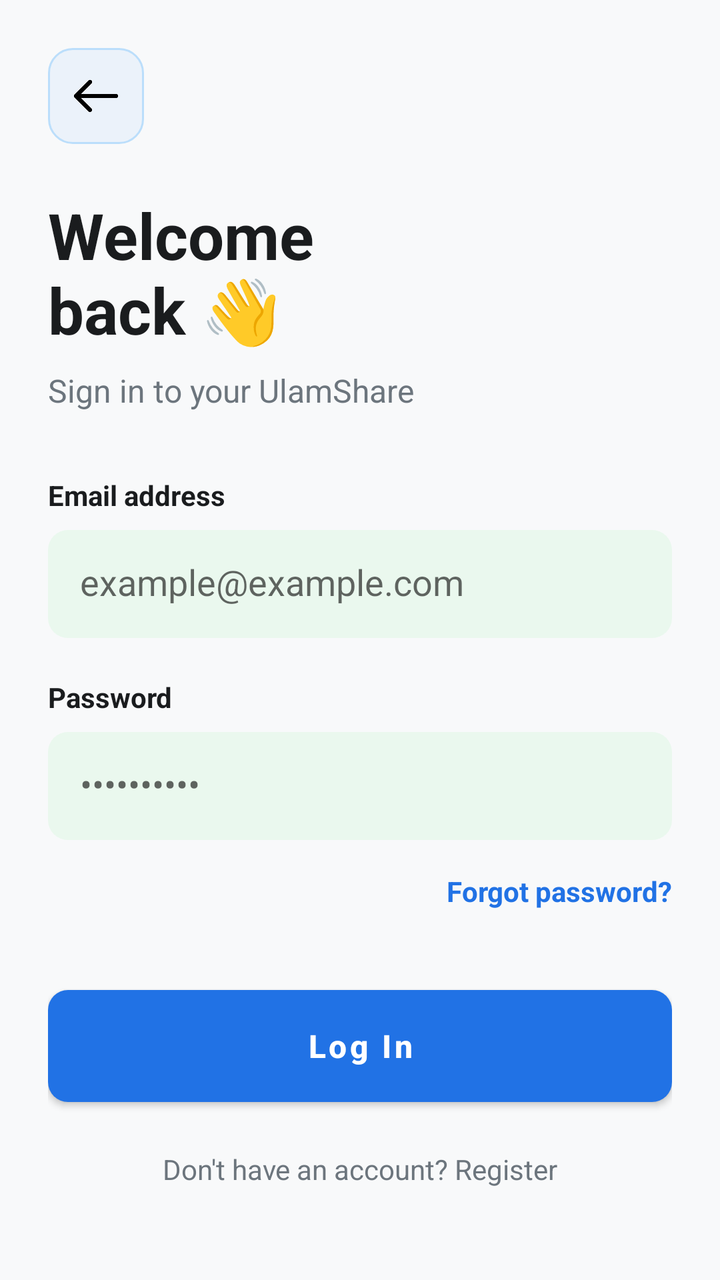
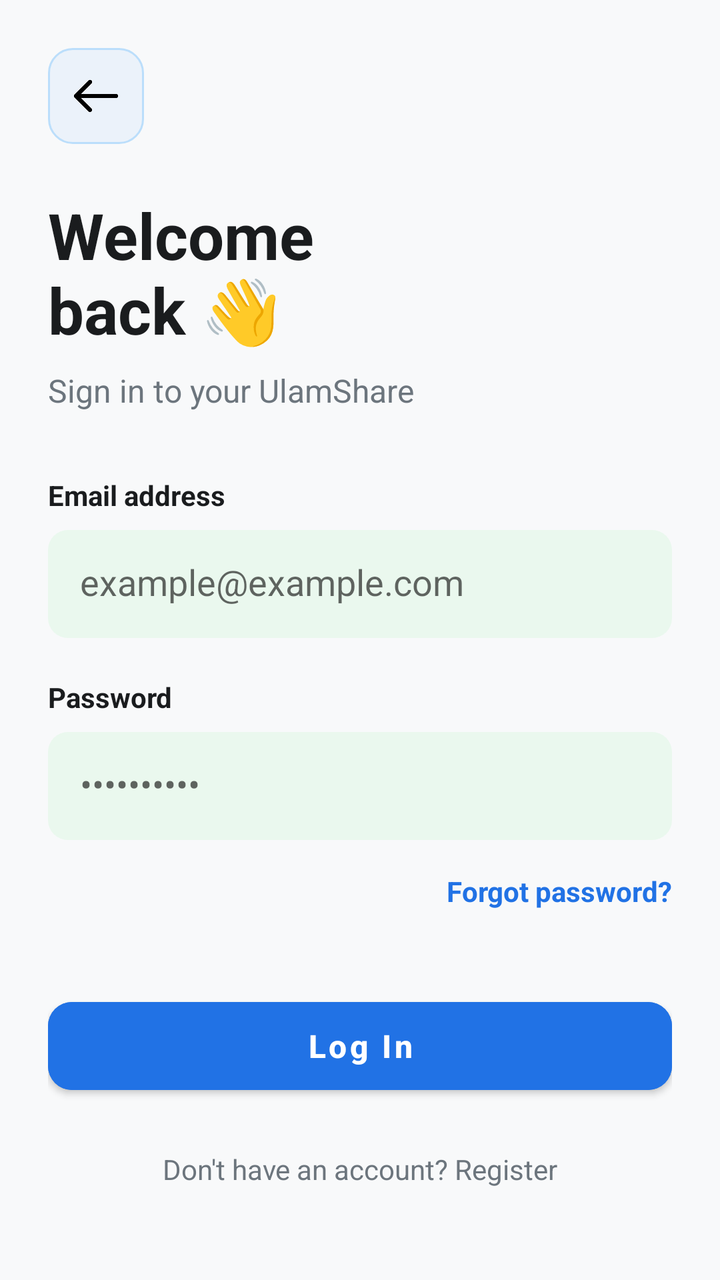

Compare the two renders of this Android layout. The source of the first and the diff that turns it into the second are given below.
<!-- AndroidManifest.xml: application theme Theme.UlamShare -->
<!-- res/layout/activity_login.xml -->
<?xml version="1.0" encoding="utf-8"?>
<androidx.constraintlayout.widget.ConstraintLayout xmlns:android="http://schemas.android.com/apk/res/android"
    xmlns:app="http://schemas.android.com/apk/res-auto"
    android:layout_width="match_parent"
    android:layout_height="match_parent"
    android:background="#F8F9FA"
    android:padding="24dp">

    <ImageButton
        android:id="@+id/btnBack"
        android:layout_width="48dp"
        android:layout_height="48dp"
        android:contentDescription="Go back"
        android:src="@drawable/back"
        app:tint="@color/black"
        android:background="@drawable/rounded_soft_blue_rect"
        android:padding="12dp"
        android:scaleType="fitCenter"
        app:layout_constraintStart_toStartOf="parent"
        app:layout_constraintTop_toTopOf="parent" />

    <TextView
        android:id="@+id/tvWelcomeBack"
        android:layout_width="0dp"
        android:layout_height="wrap_content"
        android:layout_marginTop="24dp"
        android:text="Welcome\nback 👋"
        android:textColor="#1A1C1E"
        android:textSize="32sp"
        android:textStyle="bold"
        app:layout_constraintEnd_toEndOf="parent"
        app:layout_constraintStart_toStartOf="parent"
        app:layout_constraintTop_toBottomOf="@id/btnBack" />

    <TextView
        android:id="@+id/tvSubHeader"
        android:layout_width="wrap_content"
        android:layout_height="wrap_content"
        android:layout_marginTop="8dp"
        android:text="Sign in to your UlamShare"
        android:textColor="#6C757D"
        android:textSize="16sp"
        app:layout_constraintStart_toStartOf="parent"
        app:layout_constraintTop_toBottomOf="@id/tvWelcomeBack" />

    <LinearLayout
        android:id="@+id/formContainer"
        android:layout_width="0dp"
        android:layout_height="wrap_content"
        android:layout_marginTop="32dp"
        android:orientation="vertical"
        app:layout_constraintEnd_toEndOf="parent"
        app:layout_constraintStart_toStartOf="parent"
        app:layout_constraintTop_toBottomOf="@id/tvSubHeader">

        <TextView
            android:layout_width="wrap_content"
            android:layout_height="wrap_content"
            android:text="Email address"
            android:textColor="#1A1C1E"
            android:textSize="14sp"
            android:textStyle="bold" />

        <EditText
            android:id="@+id/etEmail"
            android:layout_width="match_parent"
            android:layout_height="54dp"
            android:layout_marginTop="8dp"
            android:background="@drawable/rounded_input_border"
            android:hint="example@example.com"
            android:inputType="textEmailAddress"
            android:padding="16dp"
            android:textColor="#1A1C1E" />

        <TextView
            android:layout_width="wrap_content"
            android:layout_height="wrap_content"
            android:layout_marginTop="20dp"
            android:text="Password"
            android:textColor="#1A1C1E"
            android:textSize="14sp"
            android:textStyle="bold" />

        <EditText
            android:id="@+id/etPassword"
            android:layout_width="match_parent"
            android:layout_height="54dp"
            android:layout_marginTop="8dp"
            android:background="@drawable/rounded_input_border"
            android:hint="••••••••••"
            android:inputType="textPassword"
            android:padding="16dp"
            android:textColor="#1A1C1E" />

    </LinearLayout>

    <TextView
        android:id="@+id/tvForgotPassword"
        android:layout_width="wrap_content"
        android:layout_height="wrap_content"
        android:layout_marginTop="16dp"
        android:text="Forgot password?"
        android:textColor="#2172E5"
        android:textSize="14sp"
        android:textStyle="bold"
        app:layout_constraintEnd_toEndOf="parent"
        app:layout_constraintTop_toBottomOf="@id/formContainer" />

    <Button
        android:id="@+id/btnLogin"
        android:layout_width="0dp"
        android:layout_height="56dp"
        android:layout_marginTop="40dp"
        android:backgroundTint="#2172E5"
        android:text="Log In"
        android:textAllCaps="false"
        android:textColor="#FFFFFF"
        android:textSize="16sp"
        android:textStyle="bold"
        app:cornerRadius="12dp"
        android:background="@drawable/rounded_input_border"
        app:layout_constraintEnd_toEndOf="parent"
        app:layout_constraintStart_toStartOf="parent"
        app:layout_constraintTop_toBottomOf="@id/tvForgotPassword" />

    <TextView
        android:id="@+id/tvRegisterLink"
        android:layout_width="wrap_content"
        android:layout_height="wrap_content"
        android:layout_marginTop="24dp"
        android:text="Don't have an account? Register"
        android:textColor="#6C757D"
        app:layout_constraintEnd_toEndOf="parent"
        app:layout_constraintStart_toStartOf="parent"
        app:layout_constraintTop_toBottomOf="@id/btnLogin" />

</androidx.constraintlayout.widget.ConstraintLayout>
<!-- resources referenced by this layout -->
<resources>
  <color name="black">#FF000000</color>
  <!-- drawable back: png bitmap (drawable, 3507 bytes) -->
  <!-- drawable rounded_input_border (drawable) -->
  <?xml version="1.0" encoding="utf-8"?>
  <shape xmlns:android="http://schemas.android.com/apk/res/android">
      <solid android:color="#EAF8EE" />
      <corners android:radius="10dp" />
  </shape>
  <!-- drawable rounded_soft_blue_rect (drawable) -->
  <?xml version="1.0" encoding="utf-8"?>
  <shape xmlns:android="http://schemas.android.com/apk/res/android"
      android:shape="rectangle">
  
      <solid android:color="#EBF2FA" />
  
      <corners android:radius="12dp" />
  
      <stroke
          android:width="1dp"
          android:color="#BBDEFB" />
  </shape>
  <style name="Theme.UlamShare" parent="Theme.MaterialComponents.Light.NoActionBar">
          
          <item name="colorPrimary">@color/brand_blue</item>
          <item name="colorPrimaryVariant">@color/primary_blue</item>
          <item name="colorOnPrimary">@color/white</item>
          
          <item name="colorSecondary">@color/sky_blue</item>
          <item name="colorSecondaryVariant">@color/sky_blue</item>
          <item name="colorOnSecondary">@color/black</item>
          
          <item name="android:statusBarColor">?attr/colorPrimaryVariant</item>
          
      </style>
  <color name="brand_blue">#2172E5</color>
  <color name="primary_blue">#2172E5</color>
  <color name="white">#FFFFFF</color>
  <color name="sky_blue">#579AFA</color>
</resources>

<!-- the commit's change to res/layout/activity_login.xml (unified diff, before → after) -->
@@ -118,7 +118,6 @@
         android:textSize="16sp"
         android:textStyle="bold"
         app:cornerRadius="12dp"
-        android:background="@drawable/rounded_input_border"
         app:layout_constraintEnd_toEndOf="parent"
         app:layout_constraintStart_toStartOf="parent"
         app:layout_constraintTop_toBottomOf="@id/tvForgotPassword" />
@@ -134,4 +133,13 @@
         app:layout_constraintStart_toStartOf="parent"
         app:layout_constraintTop_toBottomOf="@id/btnLogin" />
 
+    <com.google.android.gms.common.SignInButton
+        android:id="@+id/btnGoogleSignIn"
+        android:layout_width="0dp"
+        android:layout_height="56dp"
+        android:layout_marginTop="24dp"
+        app:layout_constraintEnd_toEndOf="parent"
+        app:layout_constraintStart_toStartOf="parent"
+        app:layout_constraintTop_toBottomOf="@id/tvRegisterLink" />
+
 </androidx.constraintlayout.widget.ConstraintLayout>
